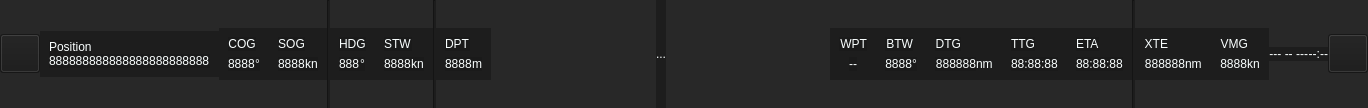
OpenFairWind/FairWindSK, file ui/topbar/TopBar.ui: the form before one commit.
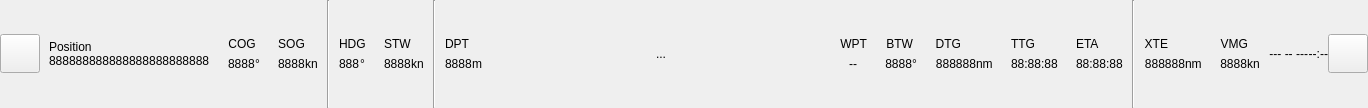
The form after the commit.

Commit message: Unify marine comfort theme colors

```diff
--- a/ui/topbar/TopBar.ui
+++ b/ui/topbar/TopBar.ui
@@ -25,10 +25,6 @@
   <property name="autoFillBackground">
    <bool>false</bool>
   </property>
-  <property name="styleSheet">
-   <string notr="true">background-color: rgba(26, 26, 26, 191);
-color: rgb(250, 255, 255);</string>
-  </property>
   <layout class="QHBoxLayout" name="horizontalLayout_2" stretch="0">
    <property name="spacing">
     <number>0</number>
```
The commit also changes 28 other files.
